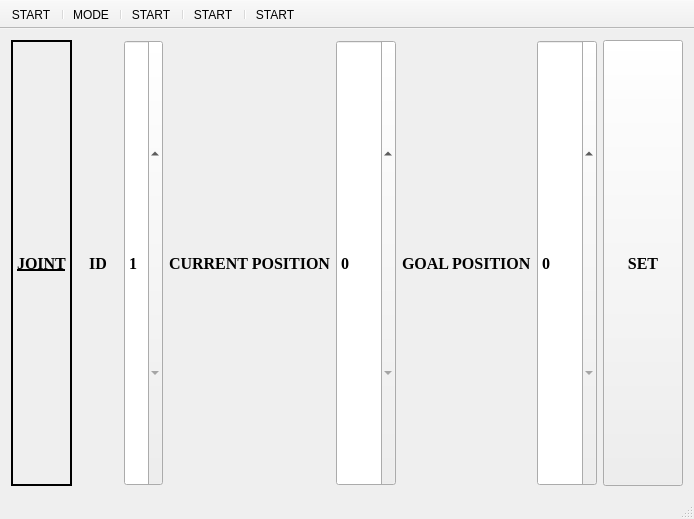
Old version of the form mainwindow.ui in the repository thinkexist1989/um_qt.
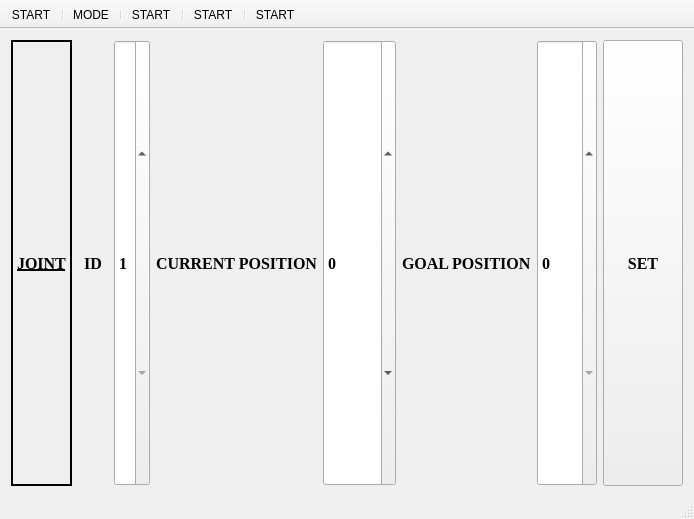
New version of the form. Icons and pictures are not drawn.

```diff
--- a/mainwindow.ui
+++ b/mainwindow.ui
@@ -144,8 +144,11 @@
             <bold>true</bold>
            </font>
           </property>
+          <property name="minimum">
+           <number>-13684</number>
+          </property>
           <property name="maximum">
-           <number>4095</number>
+           <number>13684</number>
           </property>
          </widget>
         </item>
```
